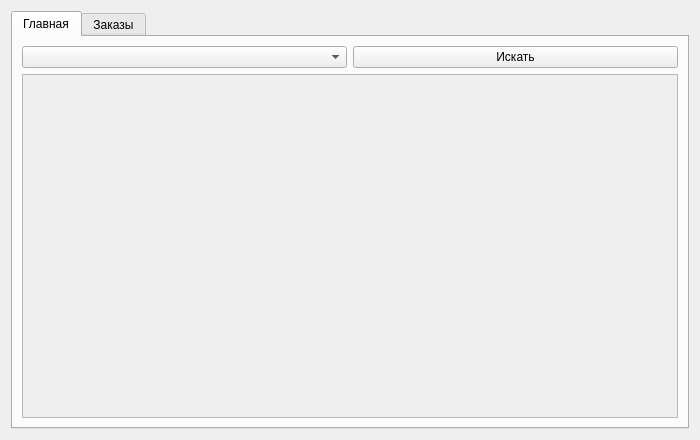
First picture: the form in ui/client_window.ui, repository Anemiaaaa/knigi, before the edit.
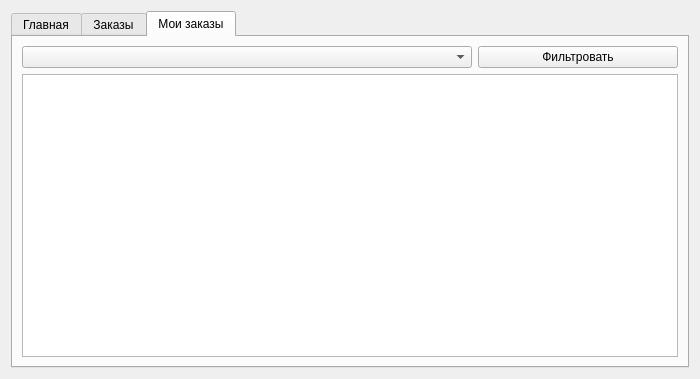
Second picture: the form after the edit.

What changed in the file:
```diff
--- a/ui/client_window.ui
+++ b/ui/client_window.ui
@@ -7,7 +7,7 @@
     <x>0</x>
     <y>0</y>
     <width>700</width>
-    <height>440</height>
+    <height>379</height>
    </rect>
   </property>
   <property name="windowTitle">
@@ -17,7 +17,7 @@
    <item>
     <widget class="QTabWidget" name="tabWidget">
      <property name="currentIndex">
-      <number>0</number>
+      <number>2</number>
      </property>
      <widget class="QWidget" name="menu">
       <attribute name="title">
@@ -51,7 +51,7 @@
               <x>0</x>
               <y>0</y>
               <width>654</width>
-              <height>343</height>
+              <height>282</height>
              </rect>
             </property>
             <layout class="QVBoxLayout" name="verticalLayout_5">
@@ -102,6 +102,40 @@
        </item>
       </layout>
      </widget>
+     <widget class="QWidget" name="my_orders">
+      <attribute name="title">
+       <string>Мои заказы</string>
+      </attribute>
+      <layout class="QVBoxLayout" name="verticalLayout_9">
+       <item>
+        <layout class="QVBoxLayout" name="verticalLayout_8">
+         <item>
+          <layout class="QHBoxLayout" name="horizontalLayout_3">
+           <item>
+            <widget class="QComboBox" name="comboBox_status"/>
+           </item>
+           <item>
+            <widget class="QPushButton" name="pushButton_status">
+             <property name="maximumSize">
+              <size>
+               <width>200</width>
+               <height>16777215</height>
+              </size>
+             </property>
+             <property name="text">
+              <string>Фильтровать</string>
+             </property>
+            </widget>
+           </item>
+          </layout>
+         </item>
+         <item>
+          <widget class="QTableView" name="tableView_orders"/>
+         </item>
+        </layout>
+       </item>
+      </layout>
+     </widget>
     </widget>
    </item>
   </layout>
```
Left out of the diff: 3 changed lines with no effect on the pictures.
